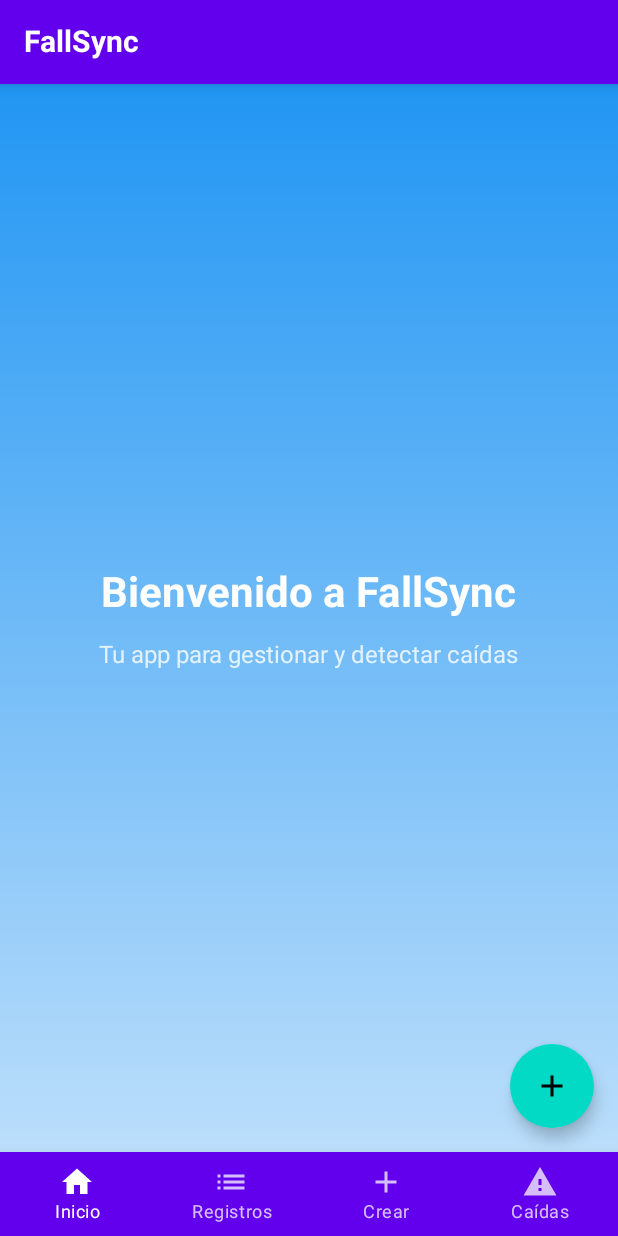
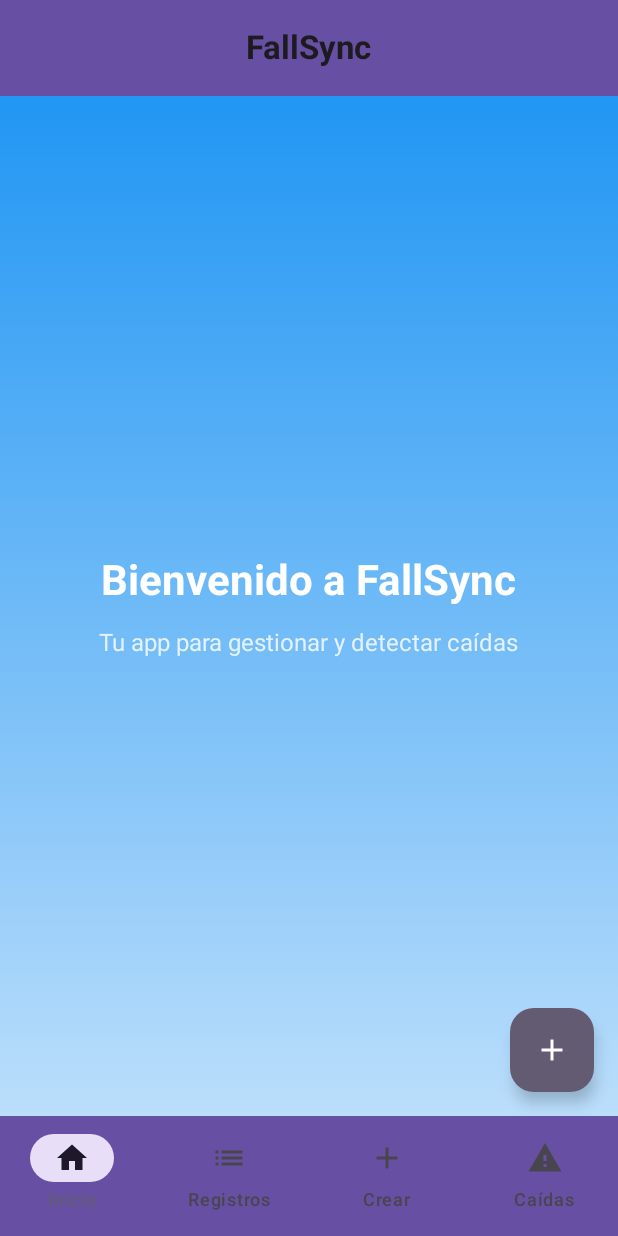
Before and after one commit to KASHlMA/FallSync, an Android app built with Jetpack Compose: the screen it shows after launch (MainActivity), on a phone screen of 412 x 824 dp. Run offline under Robolectric (Android 15) with nearby library versions, the phone set to English and light mode, and no system bars.

Commit message:
Se agrego material3 para el HomeScreen.kt

```diff
--- a/app/build.gradle.kts
+++ b/app/build.gradle.kts
@@ -42,7 +42,7 @@ android {
 dependencies {
 
     implementation("androidx.navigation:navigation-compose:2.7.2")
-    implementation("androidx.compose.material:material:1.5.0")
+    implementation(libs.androidx.compose.material3)
 
     implementation(libs.androidx.core.ktx)
     implementation(libs.androidx.lifecycle.runtime.ktx)
--- a/app/src/main/java/com/example/fallsync/ui/screens/HomeScreen.kt
+++ b/app/src/main/java/com/example/fallsync/ui/screens/HomeScreen.kt
@@ -2,12 +2,12 @@ package com.example.fallsync.ui.screens
 
 import androidx.compose.foundation.background
 import androidx.compose.foundation.layout.*
-import androidx.compose.material.*
 import androidx.compose.material.icons.Icons
 import androidx.compose.material.icons.filled.Add
 import androidx.compose.material.icons.filled.List
 import androidx.compose.material.icons.filled.Warning
 import androidx.compose.material.icons.filled.Home
+import androidx.compose.material3.*
 import androidx.compose.runtime.*
 import androidx.compose.ui.Alignment
 import androidx.compose.ui.Modifier
@@ -18,8 +18,10 @@ import androidx.compose.ui.unit.dp
 import androidx.compose.ui.unit.sp
 import androidx.navigation.NavController
 
+@OptIn(ExperimentalMaterial3Api::class)
 @Composable
 fun HomeScreen(navController: NavController) {
+
     var selectedItem by remember { mutableStateOf(0) }
 
     val items = listOf("Inicio", "Registros", "Crear", "Caídas")
@@ -27,39 +29,39 @@ fun HomeScreen(navController: NavController) {
 
     Scaffold(
         topBar = {
-            TopAppBar(
+            CenterAlignedTopAppBar(
                 title = { Text("FallSync", fontWeight = FontWeight.Bold) },
-                backgroundColor = MaterialTheme.colors.primary,
-                elevation = 6.dp
+                colors = TopAppBarDefaults.centerAlignedTopAppBarColors(
+                    containerColor = MaterialTheme.colorScheme.primary
+                )
             )
         },
         floatingActionButton = {
             FloatingActionButton(
                 onClick = { navController.navigate("create") },
-                backgroundColor = MaterialTheme.colors.secondary
+                containerColor = MaterialTheme.colorScheme.secondary
             ) {
                 Icon(Icons.Default.Add, contentDescription = "Crear")
             }
         },
         bottomBar = {
-            BottomNavigation(
-                backgroundColor = MaterialTheme.colors.primarySurface,
-                elevation = 10.dp
+            NavigationBar(
+                containerColor = MaterialTheme.colorScheme.primary
             ) {
                 items.forEachIndexed { index, item ->
-                    BottomNavigationItem(
-                        icon = { Icon(icons[index], contentDescription = item) },
-                        label = { Text(item) },
+                    NavigationBarItem(
                         selected = selectedItem == index,
                         onClick = {
                             selectedItem = index
-                            when(index) {
+                            when (index) {
                                 0 -> navController.navigate("home")
                                 1 -> navController.navigate("list")
                                 2 -> navController.navigate("create")
                                 3 -> navController.navigate("fallDetection")
-                            }//
-                        }
+                            }
+                        },
+                        icon = { Icon(icons[index], contentDescription = item) },
+                        label = { Text(item) }
                     )
                 }
             }
@@ -76,14 +78,18 @@ fun HomeScreen(navController: NavController) {
                 ),
             contentAlignment = Alignment.Center
         ) {
+
             Column(horizontalAlignment = Alignment.CenterHorizontally) {
+
                 Text(
                     "Bienvenido a FallSync",
                     fontSize = 28.sp,
                     fontWeight = FontWeight.Bold,
                     color = Color.White
                 )
+
                 Spacer(modifier = Modifier.height(16.dp))
+
                 Text(
                     "Tu app para gestionar y detectar caídas",
                     fontSize = 16.sp,
```
